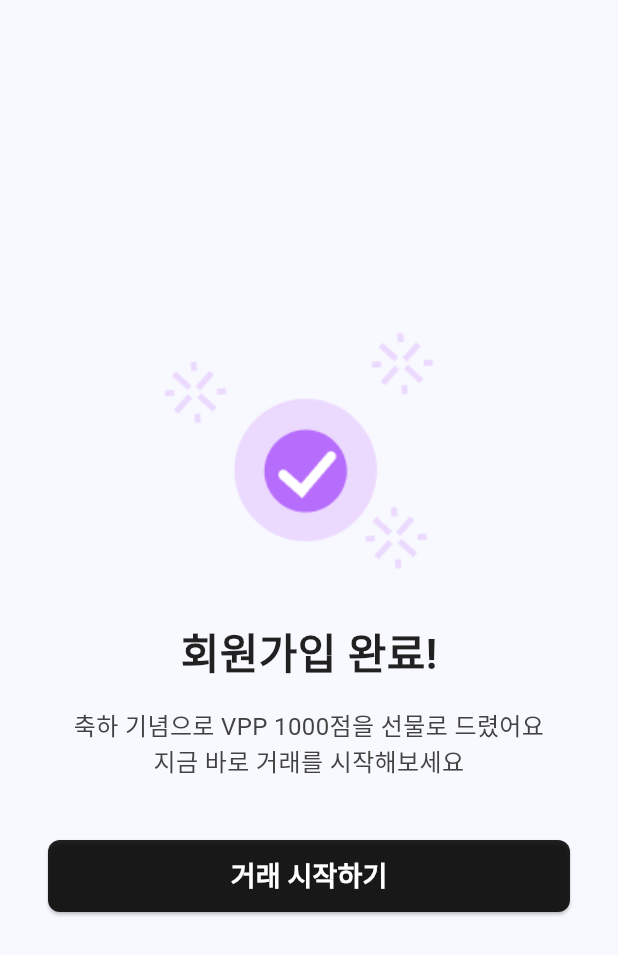
After one commit to verychain/flutter, a Flutter app: the SignupCompletePage screen opened directly, on a phone screen of 412 x 824 dp. The commit adds this screen. Shown: the top 955 px of the screen. Run offline on Flutter 3.47's test engine with Material 3 defaults, Android fonts, the phone set to English and light mode, and no system bars; our stand-ins replace flutter_svg, lottie, shared_preferences; accounts and stored records are empty; Roboto replaces fonts that are missing (Pretendard); project files that could hold a hidden picture were left out.

Commit message:
feat: 회원가입 완료 페이지

```diff
--- a/lib/data/constants.dart
+++ b/lib/data/constants.dart
@@ -14,7 +14,7 @@ class AppColors {
   static const Color primary = Color(0xFFB595FC);
   static const Color secondary = Color.fromARGB(255, 51, 124, 243);
   static const Color accent = Color.fromARGB(255, 124, 243, 51);
-  static const Color sellColor = Color(0xFF5ED6AB);
+  static const Color sellColor = Color.fromRGBO(83, 134, 241, 1);
   static const Color buyColor = Color(0xFFFF6467);
 
   // 다른 색상들도 추가 가능
--- /dev/null
+++ b/lib/view/pages/signup_complete_page.dart
@@ -0,0 +1,61 @@
+import 'package:demo_flutter/view/widget_tree.dart';
+import 'package:flutter/material.dart';
+
+class SignupCompletePage extends StatelessWidget {
+  const SignupCompletePage({super.key});
+
+  @override
+  Widget build(BuildContext context) {
+    return Scaffold(
+      body: Padding(
+        padding: const EdgeInsets.all(32.0),
+        child: Column(
+          mainAxisAlignment: MainAxisAlignment.center,
+          children: [
+            Image.asset('assets/images/signup_complete.png'),
+            SizedBox(height: 24),
+            Text(
+              '회원가입 완료!',
+              style: TextStyle(
+                fontSize: 28,
+                fontWeight: FontWeight.bold,
+                color: Colors.black87,
+              ),
+            ),
+            SizedBox(height: 16),
+            Text(
+              '축하 기념으로 VPP 1000점을 선물로 드렸어요\n지금 바로 거래를 시작해보세요',
+              textAlign: TextAlign.center,
+              style: TextStyle(fontSize: 16, color: Colors.grey.shade800),
+            ),
+            SizedBox(height: 40),
+            ElevatedButton(
+              onPressed: () {
+                Navigator.pushAndRemoveUntil(
+                  context,
+                  MaterialPageRoute(builder: (context) => WidgetTree()),
+                  (route) => false,
+                );
+              },
+              style: ElevatedButton.styleFrom(
+                minimumSize: Size(double.infinity, 48),
+                backgroundColor: Colors.black87,
+                shape: RoundedRectangleBorder(
+                  borderRadius: BorderRadius.circular(8),
+                ),
+              ),
+              child: Text(
+                '거래 시작하기',
+                style: TextStyle(
+                  color: Colors.white,
+                  fontSize: 18,
+                  fontWeight: FontWeight.bold,
+                ),
+              ),
+            ),
+          ],
+        ),
+      ),
+    );
+  }
+}
```
Also changed, not shown: assets/images/signup_complete.png (added).
